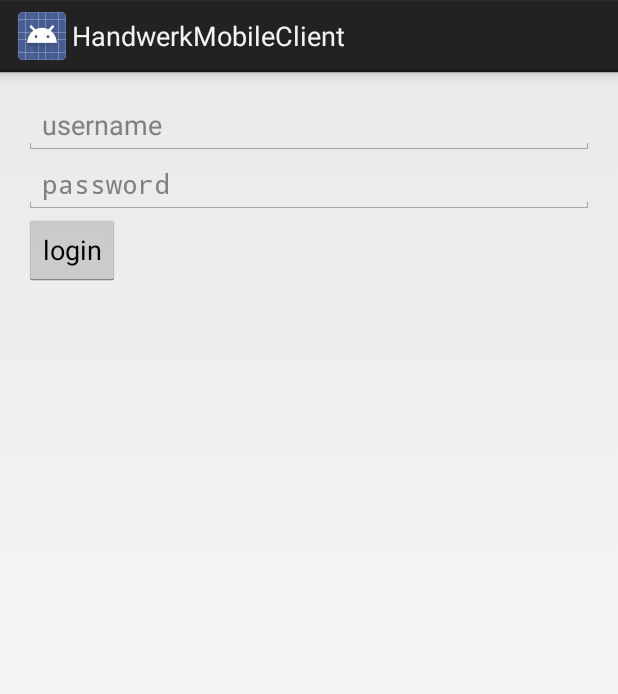
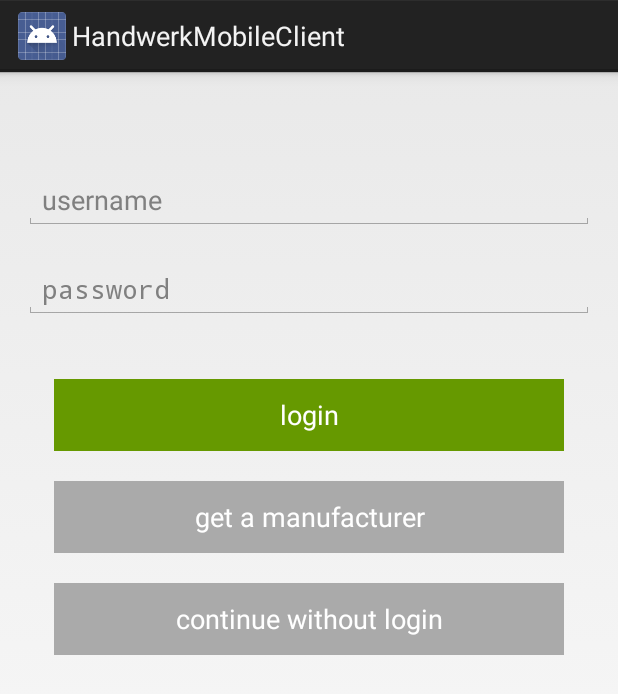
Before and after one commit to itchyaut22/HandwerkMobileClient, an Android app: the layout activity_login.xml on its own in the app's theme, with its tools: preview values and no code run, on a phone screen of 412 x 824 dp. Shown: the top 694 px of the screen. Run offline under Robolectric (Android 15) with nearby library versions, the phone set to English and light mode, and no system bars.

Commit message:
some changes

```diff
--- a/app/src/main/res/layout/activity_login.xml
+++ b/app/src/main/res/layout/activity_login.xml
@@ -16,7 +16,10 @@
             android:layout_height="wrap_content"
             android:id="@+id/login_text_username"
             android:layout_weight="1"
-            android:hint="username" />
+            android:hint="username"
+            android:maxLines="1"
+            android:layout_marginTop="50dp"
+            android:layout_marginBottom="20dp"/>
 
         <EditText
             android:layout_width="match_parent"
@@ -24,13 +27,41 @@
             android:inputType="textPassword"
             android:id="@+id/login_text_password"
             android:layout_weight="1"
-            android:hint="password" />
+            android:hint="password"
+            android:maxLines="1"
+            android:layout_marginBottom="20dp"/>
 
         <Button
-            android:layout_width="wrap_content"
+            android:layout_width="match_parent"
             android:layout_height="wrap_content"
             android:text="login"
-            android:id="@+id/login_button_login" />
+            android:id="@+id/login_button_login"
+            android:background="@android:color/holo_green_dark"
+            android:layout_margin="20dp"
+            android:textColor="@android:color/white"/>
+
+        <Button
+            android:layout_width="match_parent"
+            android:layout_height="wrap_content"
+            android:text="get a manufacturer"
+            android:id="@+id/login_button_register"
+            android:background="@android:color/darker_gray"
+            android:layout_marginLeft="20dp"
+            android:layout_marginRight="20dp"
+            android:layout_marginBottom="20dp"
+            android:layout_marginTop="0dp"
+            android:textColor="@android:color/white"/>
+
+        <Button
+            android:layout_width="match_parent"
+            android:layout_height="wrap_content"
+            android:text="continue without login"
+            android:id="@+id/login_button_continue"
+            android:background="@android:color/darker_gray"
+            android:layout_marginLeft="20dp"
+            android:layout_marginRight="20dp"
+            android:layout_marginTop="0dp"
+            android:textColor="@android:color/white"/>
 
 
     </LinearLayout>
```
Also changed, not shown: app/src/main/java/se/jku/at/handwerkmobileclient/LoginActivity.java (+17 -1 lines), app/src/main/java/se/jku/at/handwerkmobileclient/MainActivity.java (+11 -2 lines), app/src/main/res/layout/activity_main.xml (+20 -3 lines).
